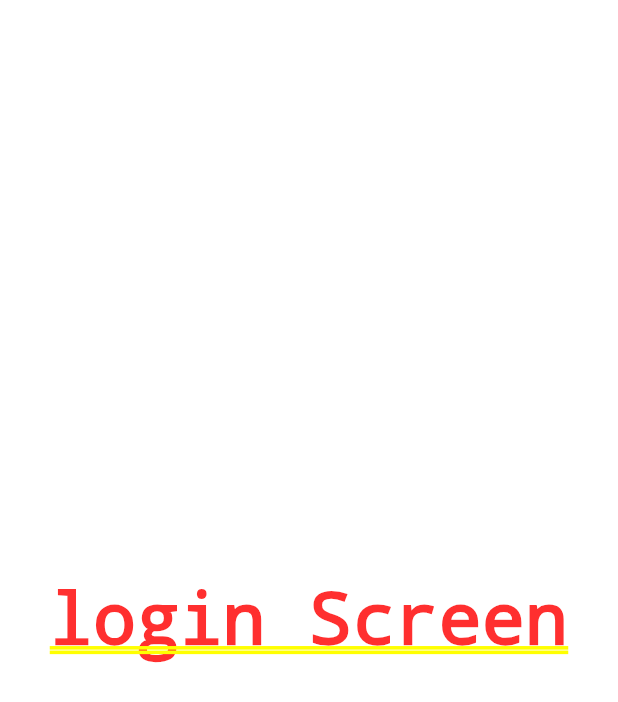
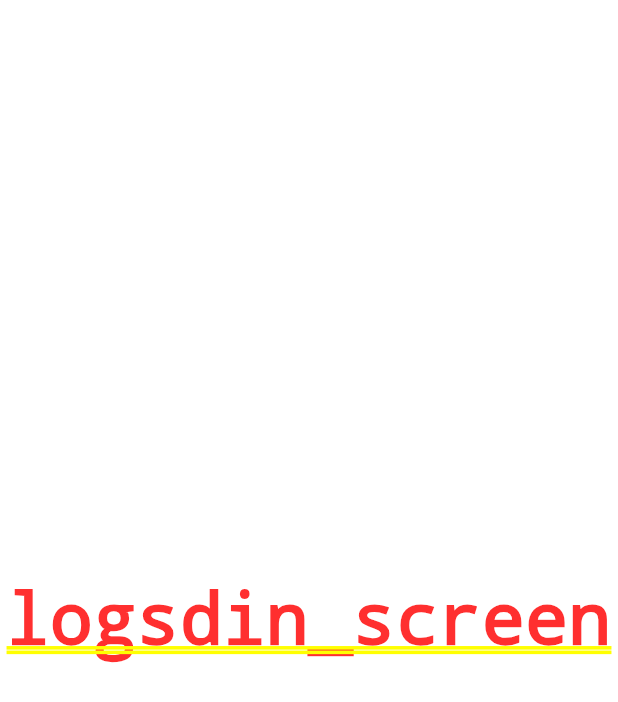
Before and after one commit to AbdElhamidShahin/Doctor_app, a Flutter app: the screen it shows after launch, after a tap on "Get Start", on a phone screen of 412 x 824 dp. Shown: the top 702 px of the screen. Run offline on Flutter 3.47's test engine with Material 3 defaults, Android fonts, the phone set to English and light mode, and no system bars; our stand-ins replace flutter_screenutil, flutter_svg, go_router.

Commit message:
fake commit

```diff
--- a/lib/features/login/ui/loginScreen.dart
+++ b/lib/features/login/ui/loginScreen.dart
@@ -5,6 +5,6 @@ class LoginScreen extends StatelessWidget {
 
   @override
   Widget build(BuildContext context) {
-    return Center(child: Text("login Screen"));
+    return Center(child: Text("logsdin_screen"));
   }
 }
```
